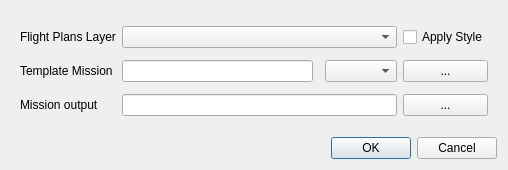
vincentBenet/Qgis2Ugcs, file qgis_to_ugcs_dialog_base.ui: the form before one commit.
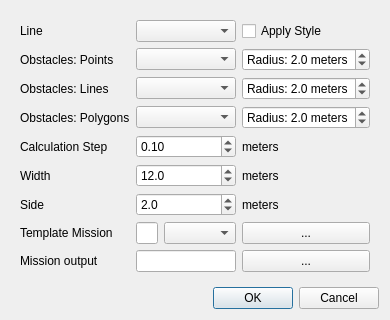
The form after the commit.

```diff
--- a/qgis_to_ugcs_dialog_base.ui
+++ b/qgis_to_ugcs_dialog_base.ui
@@ -6,8 +6,8 @@
    <rect>
     <x>0</x>
     <y>0</y>
-    <width>508</width>
-    <height>170</height>
+    <width>374</width>
+    <height>292</height>
    </rect>
   </property>
   <property name="windowTitle">
@@ -17,14 +17,120 @@
    <item row="1" column="0">
     <widget class="QWidget" name="widget_2" native="true">
      <layout class="QGridLayout" name="gridLayout_3">
+      <item row="10" column="1" colspan="2">
+       <widget class="QLineEdit" name="output_path">
+        <property name="toolTip">
+         <string>&lt;html&gt;&lt;head/&gt;&lt;body&gt;&lt;p&gt;The output file of the exported mission.&lt;/p&gt;&lt;p&gt;Use UGCS software to import this file.&lt;/p&gt;&lt;/body&gt;&lt;/html&gt;</string>
+        </property>
+       </widget>
+      </item>
+      <item row="2" column="3">
+       <widget class="QDoubleSpinBox" name="doubleSpinBox_2">
+        <property name="prefix">
+         <string>Radius: </string>
+        </property>
+        <property name="suffix">
+         <string> meters</string>
+        </property>
+        <property name="decimals">
+         <number>1</number>
+        </property>
+        <property name="maximum">
+         <double>5.000000000000000</double>
+        </property>
+        <property name="singleStep">
+         <double>0.500000000000000</double>
+        </property>
+        <property name="stepType">
+         <enum>QAbstractSpinBox::AdaptiveDecimalStepType</enum>
+        </property>
+        <property name="value">
+         <double>2.000000000000000</double>
+        </property>
+       </widget>
+      </item>
+      <item row="8" column="3">
+       <widget class="QPushButton" name="template_button">
+        <property name="toolTip">
+         <string>&lt;html&gt;&lt;head/&gt;&lt;body&gt;&lt;p&gt;Select your own exported mission of UGCS version&lt;/p&gt;&lt;p&gt;(Only if your version is not present in validated version combobox)&lt;/p&gt;&lt;p&gt;!!! This won t work for all versions, you can try !!!&lt;/p&gt;&lt;/body&gt;&lt;/html&gt;</string>
+        </property>
+        <property name="text">
+         <string>...</string>
+        </property>
+       </widget>
+      </item>
+      <item row="1" column="1" colspan="2">
+       <widget class="QComboBox" name="comboBox"/>
+      </item>
+      <item row="4" column="0">
+       <widget class="QLabel" name="label_3">
+        <property name="text">
+         <string>Obstacles: Polygons</string>
+        </property>
+       </widget>
+      </item>
       <item row="1" column="3">
-       <widget class="QComboBox" name="ugcs_version">
-        <property name="toolTip">
-         <string>&lt;html&gt;&lt;head/&gt;&lt;body&gt;&lt;p&gt;Validated UGCS Software version&lt;/p&gt;&lt;/body&gt;&lt;/html&gt;</string>
+       <widget class="QDoubleSpinBox" name="doubleSpinBox">
+        <property name="prefix">
+         <string>Radius: </string>
         </property>
+        <property name="suffix">
+         <string> meters</string>
+        </property>
+        <property name="decimals">
+         <number>1</number>
+        </property>
+        <property name="maximum">
+         <double>5.000000000000000</double>
+        </property>
+        <property name="singleStep">
+         <double>0.500000000000000</double>
+        </property>
+        <property name="value">
+         <double>2.000000000000000</double>
+        </property>
        </widget>
       </item>
-      <item row="3" column="4">
+      <item row="2" column="0">
+       <widget class="QLabel" name="label_2">
+        <property name="text">
+         <string>Obstacles: Lines</string>
+        </property>
+       </widget>
+      </item>
+      <item row="4" column="3">
+       <widget class="QDoubleSpinBox" name="doubleSpinBox_3">
+        <property name="prefix">
+         <string>Radius: </string>
+        </property>
+        <property name="suffix">
+         <string> meters</string>
+        </property>
+        <property name="decimals">
+         <number>1</number>
+        </property>
+        <property name="maximum">
+         <double>5.000000000000000</double>
+        </property>
+        <property name="singleStep">
+         <double>0.500000000000000</double>
+        </property>
+        <property name="stepType">
+         <enum>QAbstractSpinBox::AdaptiveDecimalStepType</enum>
+        </property>
+        <property name="value">
+         <double>2.000000000000000</double>
+        </property>
+       </widget>
+      </item>
+      <item row="0" column="0">
+       <widget class="QLabel" name="input_label">
+        <property name="text">
+         <string>Line</string>
+        </property>
+       </widget>
+      </item>
+      <item row="10" column="3">
        <widget class="QPushButton" name="output_button">
         <property name="toolTip">
          <string>&lt;html&gt;&lt;head/&gt;&lt;body&gt;&lt;p&gt;Select path to export this mission&lt;/p&gt;&lt;/body&gt;&lt;/html&gt;</string>
@@ -34,52 +140,48 @@
         </property>
        </widget>
       </item>
-      <item row="1" column="4">
-       <widget class="QPushButton" name="template_button">
+      <item row="8" column="2">
+       <widget class="QComboBox" name="ugcs_version">
         <property name="toolTip">
          <string>&lt;html&gt;&lt;head/&gt;&lt;body&gt;&lt;p&gt;Select your own exported mission of UGCS version&lt;/p&gt;&lt;p&gt;(Only if your version is not present in validated version combobox)&lt;/p&gt;&lt;p&gt;!!! This won t work for all versions, you can try !!!&lt;/p&gt;&lt;/body&gt;&lt;/html&gt;</string>
         </property>
-        <property name="text">
-         <string>...</string>
-        </property>
        </widget>
       </item>
-      <item row="3" column="0">
-       <widget class="QLabel" name="output_label">
-        <property name="text">
-         <string>Mission output</string>
-        </property>
-       </widget>
+      <item row="4" column="1" colspan="2">
+       <widget class="QComboBox" name="comboBox_3"/>
       </item>
-      <item row="1" column="1">
-       <widget class="QLineEdit" name="template_path">
-        <property name="toolTip">
-         <string>&lt;html&gt;&lt;head/&gt;&lt;body&gt;&lt;p&gt;This file is an exported mission of UGCS software than have at least one flight plan in scanArea&lt;/p&gt;&lt;/body&gt;&lt;/html&gt;</string>
-        </property>
-       </widget>
-      </item>
-      <item row="3" column="1" colspan="3">
-       <widget class="QLineEdit" name="output_path">
-        <property name="toolTip">
-         <string>&lt;html&gt;&lt;head/&gt;&lt;body&gt;&lt;p&gt;The output file of the exported mission.&lt;/p&gt;&lt;p&gt;Use UGCS software to import this file.&lt;/p&gt;&lt;/body&gt;&lt;/html&gt;</string>
-        </property>
-       </widget>
-      </item>
-      <item row="1" column="0">
+      <item row="8" column="0">
        <widget class="QLabel" name="template_label">
         <property name="text">
          <string>Template Mission</string>
         </property>
        </widget>
       </item>
-      <item row="0" column="0">
-       <widget class="QLabel" name="input_label">
+      <item row="2" column="1" colspan="2">
+       <widget class="QComboBox" name="comboBox_2"/>
+      </item>
+      <item row="1" column="0">
+       <widget class="QLabel" name="label">
         <property name="text">
-         <string>Flight Plans Layer</string>
+         <string>Obstacles: Points</string>
         </property>
        </widget>
       </item>
-      <item row="0" column="4">
+      <item row="10" column="0">
+       <widget class="QLabel" name="output_label">
+        <property name="text">
+         <string>Mission output</string>
+        </property>
+       </widget>
+      </item>
+      <item row="0" column="1" colspan="2">
+       <widget class="QComboBox" name="input_layer">
+        <property name="toolTip">
+         <string>&lt;html&gt;&lt;head/&gt;&lt;body&gt;&lt;p&gt;Input layer vector as LineString&lt;/p&gt;&lt;/body&gt;&lt;/html&gt;</string>
+        </property>
+       </widget>
+      </item>
+      <item row="0" column="3">
        <widget class="QCheckBox" name="input_checkbox">
         <property name="toolTip">
          <string>&lt;html&gt;&lt;head/&gt;&lt;body&gt;&lt;p&gt;Overwrite the layer style to display flight informations and attributes&lt;/p&gt;&lt;/body&gt;&lt;/html&gt;</string>
@@ -92,10 +194,112 @@
         </property>
        </widget>
       </item>
-      <item row="0" column="1" colspan="3">
-       <widget class="QComboBox" name="input_layer">
+      <item row="8" column="1">
+       <widget class="QLineEdit" name="template_path">
         <property name="toolTip">
-         <string>&lt;html&gt;&lt;head/&gt;&lt;body&gt;&lt;p&gt;Input layer vector as LineString&lt;/p&gt;&lt;/body&gt;&lt;/html&gt;</string>
+         <string>&lt;html&gt;&lt;head/&gt;&lt;body&gt;&lt;p&gt;This file is an exported mission of UGCS software than have at least one flight plan in scanArea&lt;/p&gt;&lt;/body&gt;&lt;/html&gt;</string>
+        </property>
+       </widget>
+      </item>
+      <item row="5" column="1" colspan="2">
+       <widget class="QDoubleSpinBox" name="doubleSpinBox_4">
+        <property name="prefix">
+         <string/>
+        </property>
+        <property name="suffix">
+         <string/>
+        </property>
+        <property name="minimum">
+         <double>0.000000000000000</double>
+        </property>
+        <property name="maximum">
+         <double>1.000000000000000</double>
+        </property>
+        <property name="stepType">
+         <enum>QAbstractSpinBox::AdaptiveDecimalStepType</enum>
+        </property>
+        <property name="value">
+         <double>0.100000000000000</double>
+        </property>
+       </widget>
+      </item>
+      <item row="6" column="1" colspan="2">
+       <widget class="QDoubleSpinBox" name="doubleSpinBox_5">
+        <property name="prefix">
+         <string/>
+        </property>
+        <property name="suffix">
+         <string/>
+        </property>
+        <property name="decimals">
+         <number>1</number>
+        </property>
+        <property name="minimum">
+         <double>1.000000000000000</double>
+        </property>
+        <property name="value">
+         <double>12.000000000000000</double>
+        </property>
+       </widget>
+      </item>
+      <item row="7" column="1" colspan="2">
+       <widget class="QDoubleSpinBox" name="doubleSpinBox_6">
+        <property name="prefix">
+         <string/>
+        </property>
+        <property name="suffix">
+         <string/>
+        </property>
+        <property name="decimals">
+         <number>1</number>
+        </property>
+        <property name="singleStep">
+         <double>0.250000000000000</double>
+        </property>
+        <property name="value">
+         <double>2.000000000000000</double>
+        </property>
+       </widget>
+      </item>
+      <item row="5" column="0">
+       <widget class="QLabel" name="label_4">
+        <property name="text">
+         <string>Calculation Step</string>
+        </property>
+       </widget>
+      </item>
+      <item row="6" column="0">
+       <widget class="QLabel" name="label_5">
+        <property name="text">
+         <string>Width</string>
+        </property>
+       </widget>
+      </item>
+      <item row="7" column="0">
+       <widget class="QLabel" name="label_6">
+        <property name="text">
+         <string>Side</string>
+        </property>
+       </widget>
+      </item>
+      <item row="5" column="3">
+       <widget class="QLabel" name="label_7">
+        <property name="text">
+         <string>meters</string>
+        </property>
+       </widget>
+      </item>
+      <item row="6" column="3">
+       <widget class="QLabel" name="label_8">
+        <property name="text">
+         <string>meters</string>
+        </property>
+       </widget>
+      </item>
+      <item row="7" column="3">
+       <widget class="QLabel" name="label_9">
+        <property name="text">
+         <string>meters</string>
         </property>
        </widget>
       </item>
```
Left out of the diff: 2 changed lines with no effect on the pictures.
